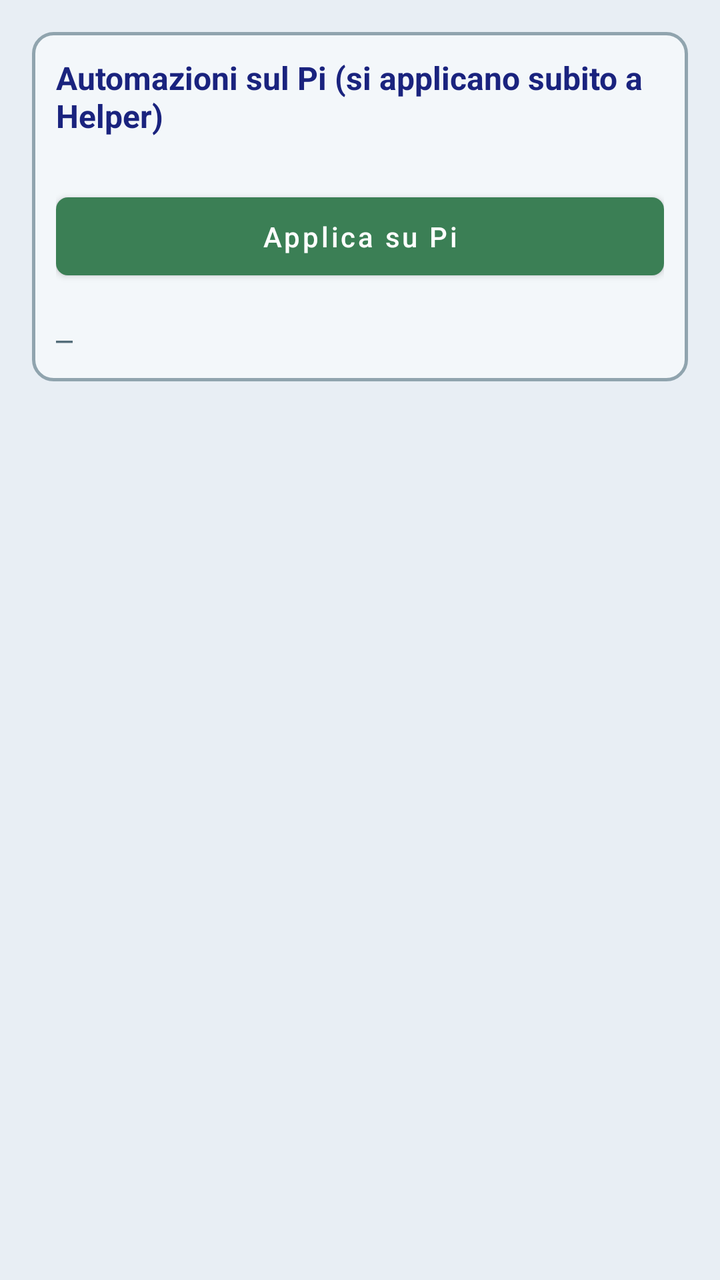
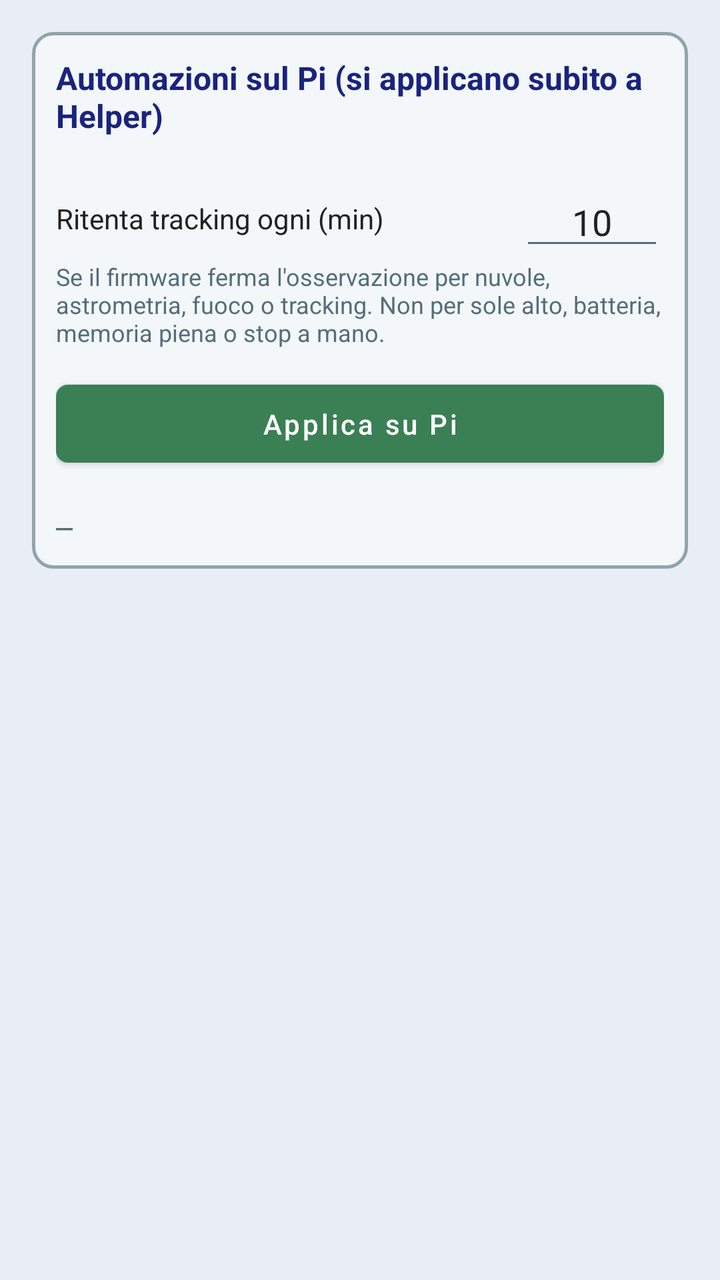

Two renders of the same Android screen: before a commit and after it. Below are the layout's source before the change and the commit's diff.
<!-- AndroidManifest.xml: application theme Theme.VesperaControl -->
<!-- res/layout/fragment_sistema.xml -->
<?xml version="1.0" encoding="utf-8"?>
<ScrollView xmlns:android="http://schemas.android.com/apk/res/android"
    android:layout_width="match_parent"
    android:layout_height="match_parent"
    android:background="@color/vespera_bg"
    android:padding="16dp">

    <LinearLayout
        android:layout_width="match_parent"
        android:layout_height="wrap_content"
        android:orientation="vertical"
        android:background="@drawable/bg_section_panel"
        android:padding="12dp">

        <TextView
            android:layout_width="match_parent"
            android:layout_height="wrap_content"
            android:text="@string/label_system_flags_hint"
            android:textColor="@color/vespera_title"
            android:textSize="16sp"
            android:textStyle="bold" />

        <LinearLayout
            android:id="@+id/flagsContainer"
            android:layout_width="match_parent"
            android:layout_height="wrap_content"
            android:layout_marginTop="12dp"
            android:orientation="vertical" />

        <Button
            android:id="@+id/btnApplySystem"
            style="@style/Widget.Vespera.Button.Primary"
            android:layout_width="match_parent"
            android:layout_height="wrap_content"
            android:layout_marginTop="12dp"
            android:text="@string/btn_apply_system" />

        <TextView
            android:id="@+id/textSistemaLog"
            android:layout_width="match_parent"
            android:layout_height="wrap_content"
            android:layout_marginTop="16dp"
            android:fontFamily="monospace"
            android:text="—"
            android:textColor="@color/vespera_muted" />
    </LinearLayout>
</ScrollView>
<!-- resources referenced by this layout -->
<resources>
  <color name="vespera_bg">#FFE8EEF4</color>
  <color name="vespera_muted">#FF546E7A</color>
  <color name="vespera_title">#FF1A237E</color>
  <!-- drawable bg_section_panel (drawable) -->
  <?xml version="1.0" encoding="utf-8"?>
  <shape xmlns:android="http://schemas.android.com/apk/res/android"
      android:shape="rectangle">
      <solid android:color="@color/vespera_surface" />
      <corners android:radius="10dp" />
      <stroke
          android:width="1.5dp"
          android:color="@color/vespera_panel_stroke" />
  </shape>
  <string name="btn_apply_system">Applica su Pi</string>
  <string name="label_system_flags_hint">Automazioni sul Pi (si applicano subito a Helper)</string>
  <style name="Widget.Vespera.Button.Primary" parent="Widget.Vespera.Button.Slate">
          <item name="backgroundTint">@color/vespera_green</item>
      </style>
  <style name="Theme.VesperaControl" parent="Theme.MaterialComponents.Light.NoActionBar">
          <item name="colorPrimary">@color/vespera_green</item>
          <item name="colorPrimaryVariant">@color/vespera_slate</item>
          <item name="colorSecondary">@color/vespera_accent</item>
          <item name="colorOnPrimary">@color/white</item>
          <item name="colorOnSecondary">@color/white</item>
          <item name="colorSurface">@color/vespera_surface</item>
          <item name="colorOnSurface">@color/vespera_text</item>
          <item name="android:statusBarColor">@color/vespera_bg</item>
          <item name="android:navigationBarColor">@color/vespera_bg</item>
          <item name="android:windowBackground">@color/vespera_bg</item>
          <item name="android:textColorPrimary">@color/vespera_text</item>
          <item name="android:textColorSecondary">@color/vespera_muted</item>
          <item name="android:windowLightStatusBar">true</item>
          <item name="materialButtonStyle">@style/Widget.Vespera.Button.Slate</item>
      </style>
  <color name="vespera_surface">#FFF3F7FA</color>
  <color name="vespera_panel_stroke">#FF90A4AE</color>
  <style name="Widget.Vespera.Button.Slate" parent="Widget.MaterialComponents.Button">
          <item name="backgroundTint">@color/vespera_slate</item>
          <item name="android:textColor">@color/white</item>
          <item name="cornerRadius">6dp</item>
          <item name="android:textAllCaps">false</item>
          <item name="android:minHeight">44dp</item>
          <item name="android:paddingTop">10dp</item>
          <item name="android:paddingBottom">10dp</item>
      </style>
  <color name="vespera_green">#FF3B7F55</color>
  <color name="vespera_slate">#FF4A6F86</color>
  <color name="vespera_accent">#FF1C6E8C</color>
  <color name="white">#FFFFFFFF</color>
  <color name="vespera_text">#FF212121</color>
</resources>

<!-- the commit's change to res/layout/fragment_sistema.xml (unified diff, before → after) -->
@@ -27,6 +27,39 @@
             android:layout_marginTop="12dp"
             android:orientation="vertical" />
 
+        <LinearLayout
+            android:layout_width="match_parent"
+            android:layout_height="wrap_content"
+            android:layout_marginTop="8dp"
+            android:gravity="center_vertical"
+            android:orientation="horizontal">
+
+            <TextView
+                android:layout_width="0dp"
+                android:layout_height="wrap_content"
+                android:layout_weight="1"
+                android:text="@string/label_track_retry_min"
+                android:textColor="@color/vespera_text"
+                android:textSize="14sp" />
+
+            <EditText
+                android:id="@+id/editTrackRetryMin"
+                android:layout_width="72dp"
+                android:layout_height="wrap_content"
+                android:gravity="center"
+                android:inputType="number"
+                android:maxLength="3"
+                android:text="10"
+                android:textColor="@color/vespera_text" />
+        </LinearLayout>
+
+        <TextView
+            android:layout_width="match_parent"
+            android:layout_height="wrap_content"
+            android:text="@string/label_track_retry_help"
+            android:textColor="@color/vespera_muted"
+            android:textSize="12sp" />
+
         <Button
             android:id="@+id/btnApplySystem"
             style="@style/Widget.Vespera.Button.Primary"
<!-- resource entries referenced after the edit -->
@@ -15,6 +15,8 @@
   </shape>
   <string name="btn_apply_system">Applica su Pi</string>
   <string name="label_system_flags_hint">Automazioni sul Pi (si applicano subito a Helper)</string>
+  <string name="label_track_retry_help">Se il firmware ferma l\'osservazione per nuvole, astrometria, fuoco o tracking. Non per sole alto, batteria, memoria piena o stop a mano.</string>
+  <string name="label_track_retry_min">Ritenta tracking ogni (min)</string>
   <style name="Widget.Vespera.Button.Primary" parent="Widget.Vespera.Button.Slate">
           <item name="backgroundTint">@color/vespera_green</item>
       </style>
